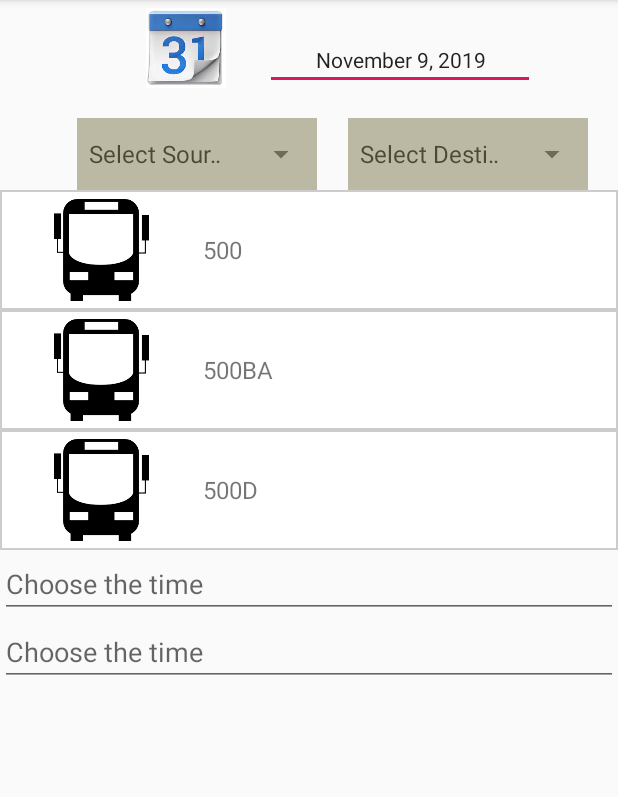
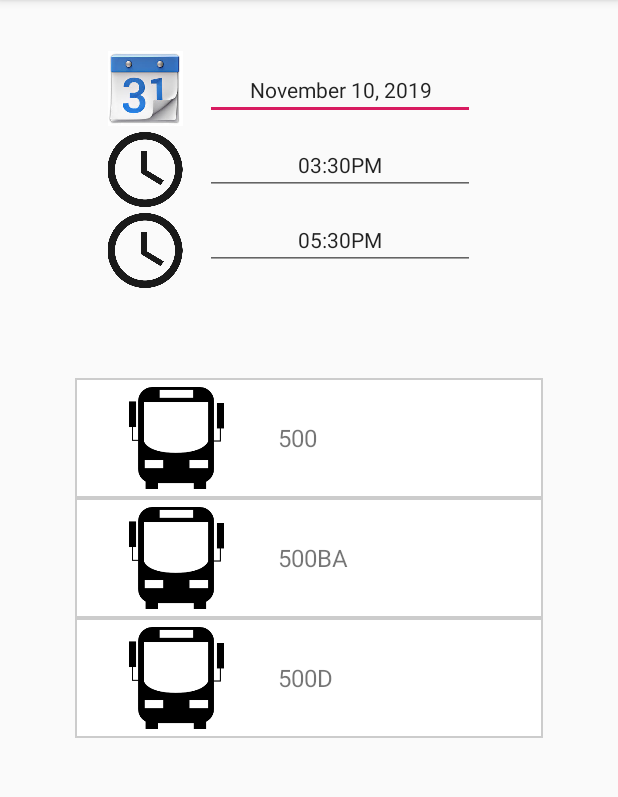
Before and after one commit to kruthikakalmali/RAKATHON_ANDROID, an Android app: the TrackActivity screen opened directly, with no data from a screen before it, on a phone screen of 412 x 824 dp, the part 84-881 px from its top. Run offline under Robolectric (Android 15) with nearby library versions, the phone set to English and light mode, and no system bars.

Commit message:
Front_end

```diff
--- a/Insanes_and_Their_Bus-master/app/src/main/java/com/example/smartbus/TrackActivity.java
+++ b/Insanes_and_Their_Bus-master/app/src/main/java/com/example/smartbus/TrackActivity.java
@@ -10,7 +10,9 @@ import android.view.View;
 import android.widget.AdapterView;
 import android.widget.ArrayAdapter;
 import android.widget.EditText;
+import android.widget.ImageView;
 import android.widget.Spinner;
+import android.widget.TextView;
 import android.widget.TimePicker;
 import android.widget.Toast;
 
@@ -19,10 +21,10 @@ import java.util.Calendar;
 
 public class TrackActivity extends AppCompatActivity {
 
-    int p=0; //value from previous activity
-    int p1=0; //value from previous activity
-    EditText chooseTime;
-    EditText chooseTime1;
+    ImageView chooseTime;
+    TextView mt;
+    TextView mt1;
+    ImageView chooseTime1;
     TimePickerDialog timePickerDialog;
     Calendar calendar;
     int currentHour;
@@ -46,58 +48,8 @@ public class TrackActivity extends AppCompatActivity {
         recyclerView.setLayoutManager(new LinearLayoutManager(this));
         recyclerView.setAdapter(adapter);
 
-        Spinner spinner = findViewById(R.id.option);
-        ArrayList<String> arrayList = new ArrayList<>();
-        arrayList.add("Select Source!");
-        arrayList.add("Hebbal");
-        arrayList.add("BEL Circle");
-        arrayList.add("Gokula");
-        arrayList.add("Matthikere");
-        arrayList.add("Ramaiah College");
-        arrayList.add("Yesvantpur");
-        ArrayAdapter<String> arrayAdapter = new ArrayAdapter<String>(this, android.R.layout.simple_spinner_item, arrayList);
-        arrayAdapter.setDropDownViewResource(android.R.layout.simple_spinner_dropdown_item);
-        spinner.setAdapter(arrayAdapter);
-        spinner.setOnItemSelectedListener(new AdapterView.OnItemSelectedListener() {
-            @Override
-            public void onItemSelected(AdapterView<?> parent, View view, int position, long id) {
-                String tutorialsName = parent.getItemAtPosition(position).toString();
-                Toast.makeText(parent.getContext(), "Selected: " + tutorialsName, Toast.LENGTH_LONG).show();
-                if (position!=p) {
-                    //Fetch new from database
-                }
-            }
-            @Override
-            public void onNothingSelected(AdapterView <?> parent) {
-            }
-        });
-
-        Spinner spinner1 = findViewById(R.id.option1);
-        ArrayList<String> arrayList1 = new ArrayList<>();
-        arrayList1.add("Select Destination!");
-        arrayList1.add("Hebbal");
-        arrayList1.add("BEL Circle");
-        arrayList1.add("Gokula");
-        arrayList1.add("Matthikere");
-        arrayList1.add("Ramaiah College");
-        arrayList1.add("Yesvantpur");
-        ArrayAdapter<String> arrayAdapter1 = new ArrayAdapter<String>(this, android.R.layout.simple_spinner_item, arrayList1);
-        arrayAdapter1.setDropDownViewResource(android.R.layout.simple_spinner_dropdown_item);
-        spinner1.setAdapter(arrayAdapter1);
-        spinner1.setOnItemSelectedListener(new AdapterView.OnItemSelectedListener() {
-            @Override
-            public void onItemSelected(AdapterView<?> parent, View view, int position, long id) {
-                String tutorialsName = parent.getItemAtPosition(position).toString();
-                Toast.makeText(parent.getContext(), "Selected: " + tutorialsName, Toast.LENGTH_LONG).show();
-                if (position!=p1) {
-                    //Fetch new from database
-                }
-            }
-            @Override
-            public void onNothingSelected(AdapterView <?> parent) {
-            }
-        });
-        chooseTime = findViewById(R.id.etChooseTime);
+        chooseTime = findViewById(R.id.time1);
+        mt = findViewById(R.id.t1);
         chooseTime.setOnClickListener(new View.OnClickListener() {
             @Override
             public void onClick(View view) {
@@ -113,7 +65,7 @@ public class TrackActivity extends AppCompatActivity {
                         } else {
                             amPm = "AM";
                         }
-                        chooseTime.setText(String.format("%02d:%02d", hourOfDay, minutes) + amPm);
+                        mt.setText(String.format("%02d:%02d", hourOfDay, minutes) + amPm);
 
                     }
                 }, currentHour, currentMinute, false);
@@ -121,8 +73,8 @@ public class TrackActivity extends AppCompatActivity {
                 timePickerDialog.show();
             }
         });
-
-        chooseTime1 = findViewById(R.id.etChooseTime1);
+        mt1 = findViewById(R.id.t2);
+        chooseTime1 = findViewById(R.id.time2);
         chooseTime1.setOnClickListener(new View.OnClickListener() {
             @Override
             public void onClick(View view) {
@@ -138,7 +90,7 @@ public class TrackActivity extends AppCompatActivity {
                         } else {
                             amPm = "AM";
                         }
-                        chooseTime1.setText(String.format("%02d:%02d", hourOfDay, minutes) + amPm);
+                        mt1.setText(String.format("%02d:%02d", hourOfDay, minutes) + amPm);
 
                     }
                 }, currentHour, currentMinute, false);
--- /dev/null
+++ b/Insanes_and_Their_Bus-master/app/src/main/java/com/example/smartbus/TrackActivity2.java
@@ -0,0 +1,14 @@
+package com.example.smartbus;
+
+import androidx.appcompat.app.AppCompatActivity;
+
+import android.os.Bundle;
+
+public class TrackActivity2 extends AppCompatActivity {
+
+    @Override
+    protected void onCreate(Bundle savedInstanceState) {
+        super.onCreate(savedInstanceState);
+        setContentView(R.layout.activity_track2);
+    }
+}
--- a/Insanes_and_Their_Bus-master/app/src/main/res/layout/activity_track.xml
+++ b/Insanes_and_Their_Bus-master/app/src/main/res/layout/activity_track.xml
@@ -17,18 +17,19 @@
 
         <androidx.constraintlayout.widget.ConstraintLayout
             android:layout_width="match_parent"
-            android:layout_height="wrap_content">
+            android:layout_height="wrap_content"
+            android:layout_marginTop="30dp">
 
             <ImageView
                 android:id="@+id/cal"
-                android:layout_width="66dp"
-                android:layout_height="53dp"
+                android:layout_width="60dp"
+                android:layout_height="50dp"
                 android:layout_centerVertical="true"
                 android:layout_marginStart="35dp"
-                android:layout_marginTop="5dp"
+                android:layout_marginTop="4dp"
                 android:layout_marginEnd="8dp"
                 app:layout_constraintEnd_toEndOf="parent"
-                app:layout_constraintHorizontal_bias="0.182"
+                app:layout_constraintHorizontal_bias="0.102"
                 app:layout_constraintStart_toStartOf="parent"
                 app:layout_constraintTop_toTopOf="parent"
                 app:srcCompat="@drawable/cal" />
@@ -37,10 +38,10 @@
                 android:id="@+id/t"
                 android:layout_width="180dp"
                 android:layout_height="wrap_content"
-                android:layout_margin="20dp"
-                android:layout_marginTop="24dp"
+                android:layout_margin="10dp"
+                android:layout_marginTop="20dp"
                 android:layout_marginEnd="35dp"
-                android:text="November 9, 2019"
+                android:text="November 10, 2019"
                 android:textAlignment="center"
                 android:textColorHint="#E91E63"
                 android:textSize="14sp"
@@ -49,66 +50,87 @@
                 app:layout_constraintStart_toEndOf="@+id/cal"
                 app:layout_constraintTop_toTopOf="parent" />
 
-            <Spinner
-                android:id="@+id/option"
-                android:layout_width="160dp"
-                android:layout_height="48dp"
-                android:layout_margin="20dp"
-                android:foreground="#7C787346"
+            <ImageView
+                android:id="@+id/time1"
+                android:layout_width="60dp"
+                android:layout_height="50dp"
+                android:layout_centerVertical="true"
+                android:layout_marginStart="35dp"
+                android:layout_marginTop="4dp"
+                android:layout_marginEnd="8dp"
                 app:layout_constraintEnd_toEndOf="parent"
+                app:layout_constraintHorizontal_bias="0.102"
+                app:layout_constraintStart_toStartOf="parent"
                 app:layout_constraintTop_toBottomOf="@+id/cal"
-                app:layout_constraintHorizontal_bias="0.149"
+                app:srcCompat="@drawable/clock" />
+
+            <EditText
+                android:id="@+id/t1"
+                android:layout_width="180dp"
+                android:layout_height="wrap_content"
+                android:layout_margin="10dp"
+                android:layout_marginTop="12dp"
+                android:layout_marginEnd="35dp"
+                android:text="03:30PM"
+                android:textAlignment="center"
+                android:textColorHint="#E91E63"
+                android:textSize="14sp"
+                app:layout_constraintEnd_toEndOf="parent"
+                app:layout_constraintHorizontal_bias="0.0"
+                app:layout_constraintStart_toEndOf="@+id/time1"
+                app:layout_constraintTop_toBottomOf="@+id/t" />
+
+            <ImageView
+                android:id="@+id/time2"
+                android:layout_width="60dp"
+                android:layout_height="50dp"
+                android:layout_centerVertical="true"
+                android:layout_marginStart="35dp"
+                android:layout_marginTop="4dp"
+                android:layout_marginEnd="8dp"
+                app:layout_constraintEnd_toEndOf="parent"
+                app:layout_constraintHorizontal_bias="0.102"
                 app:layout_constraintStart_toStartOf="parent"
-                tools:ignore="MissingConstraints"
-                tools:layout_editor_absoluteY="130dp" />
+                app:layout_constraintTop_toBottomOf="@+id/time1"
+                app:srcCompat="@drawable/clock" />
 
-            <Spinner
-                android:id="@+id/option1"
-                android:layout_width="160dp"
-                android:layout_height="48dp"
-                android:layout_margin="20dp"
-                android:foreground="#7C787346"
-                app:layout_constraintTop_toBottomOf="@+id/cal"
+            <EditText
+                android:id="@+id/t2"
+                android:layout_width="180dp"
+                android:layout_height="wrap_content"
+                android:layout_margin="10dp"
+                android:layout_marginTop="12dp"
+                android:layout_marginEnd="35dp"
+                android:text="05:30PM"
+                android:textAlignment="center"
+                android:textColorHint="#E91E63"
+                android:textSize="14sp"
                 app:layout_constraintEnd_toEndOf="parent"
-                app:layout_constraintStart_toEndOf="@+id/option"
-                tools:ignore="MissingConstraints"
-                tools:layout_editor_absoluteY="130dp" />
+                app:layout_constraintHorizontal_bias="0.0"
+                app:layout_constraintStart_toEndOf="@+id/time2"
+                app:layout_constraintTop_toBottomOf="@+id/t1" />
 
         </androidx.constraintlayout.widget.ConstraintLayout>
 
         <ScrollView
+            android:id="@+id/scrollView3"
             android:layout_width="match_parent"
             android:layout_height="match_parent"
-            tools:context=".SecurityActivity"
-            android:id="@+id/scrollView3">
+            android:layout_marginStart="50dp"
+            android:layout_marginTop="60dp"
+            android:layout_marginEnd="50dp"
+            tools:context=".TrackActivity">
 
             <androidx.recyclerview.widget.RecyclerView
+                android:id="@+id/recyclerView"
                 android:layout_width="match_parent"
                 android:layout_height="wrap_content"
+                android:scrollbars="vertical"
                 app:layout_constraintTop_toBottomOf="@+id/map"
-                android:scrollbars="vertical"
-                android:id="@+id/recyclerView"
-                tools:context=".TrackActivity">
-            </androidx.recyclerview.widget.RecyclerView>
+                tools:context=".TrackActivity"></androidx.recyclerview.widget.RecyclerView>
 
         </ScrollView>
 
-        <EditText
-            android:id="@+id/etChooseTime"
-            android:layout_width="match_parent"
-            android:layout_height="wrap_content"
-            android:layout_centerHorizontal="true"
-            android:layout_centerVertical="true"
-            android:hint="Choose the time" />
-
-
-        <EditText
-            android:id="@+id/etChooseTime1"
-            android:layout_width="match_parent"
-            android:layout_height="wrap_content"
-            android:layout_centerHorizontal="true"
-            android:layout_centerVertical="true"
-            android:hint="Choose the time" />
 
     </LinearLayout>
 </androidx.constraintlayout.widget.ConstraintLayout>
--- /dev/null
+++ b/Insanes_and_Their_Bus-master/app/src/main/res/layout/activity_track2.xml
@@ -0,0 +1,9 @@
+<?xml version="1.0" encoding="utf-8"?>
+<androidx.constraintlayout.widget.ConstraintLayout xmlns:android="http://schemas.android.com/apk/res/android"
+    xmlns:app="http://schemas.android.com/apk/res-auto"
+    xmlns:tools="http://schemas.android.com/tools"
+    android:layout_width="match_parent"
+    android:layout_height="match_parent"
+    tools:context=".TrackActivity2">
+
+</androidx.constraintlayout.widget.ConstraintLayout>
--- a/Insanes_and_Their_Bus-master/build.gradle
+++ b/Insanes_and_Their_Bus-master/build.gradle
@@ -9,7 +9,7 @@ buildscript {
 
     }
     dependencies {
-        classpath 'com.android.tools.build:gradle:3.5.1'
+        classpath 'com.android.tools.build:gradle:3.5.2'
         classpath 'com.google.gms:google-services:4.2.0'
         classpath 'io.fabric.tools:gradle:1.28.1'
 
```
Also changed, not shown: Insanes_and_Their_Bus-master/app/src/main/AndroidManifest.xml (+14 -24 lines), Insanes_and_Their_Bus-master/app/src/main/res/drawable/clock.png (added).
